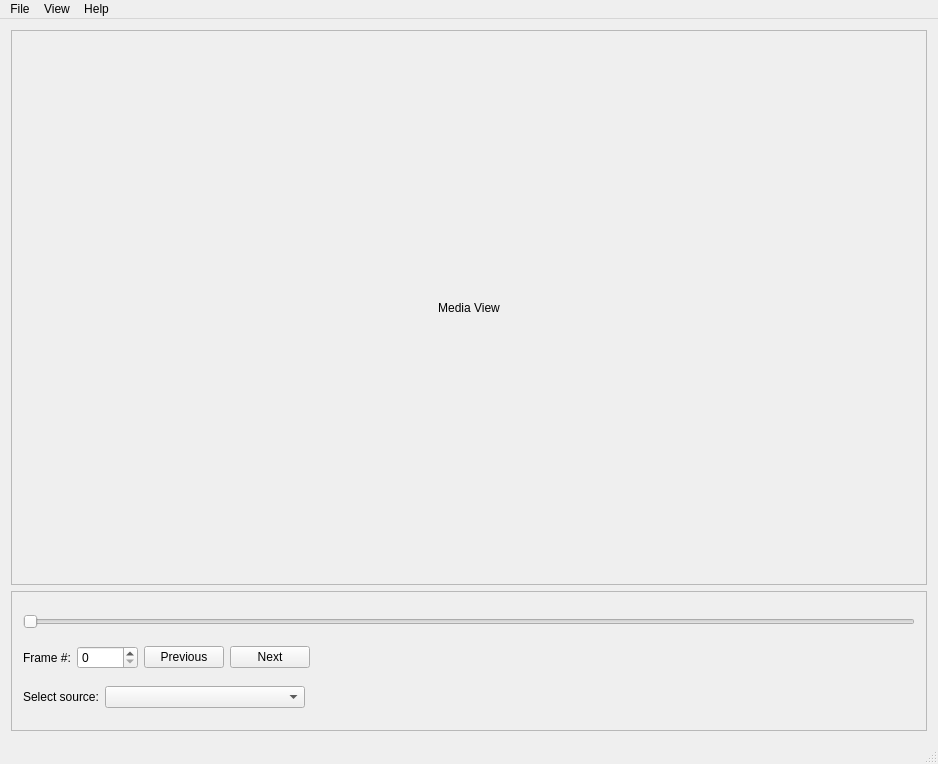
Old version of the form tools/ld-combine/mainwindow.ui in the repository happycube/ld-decode.
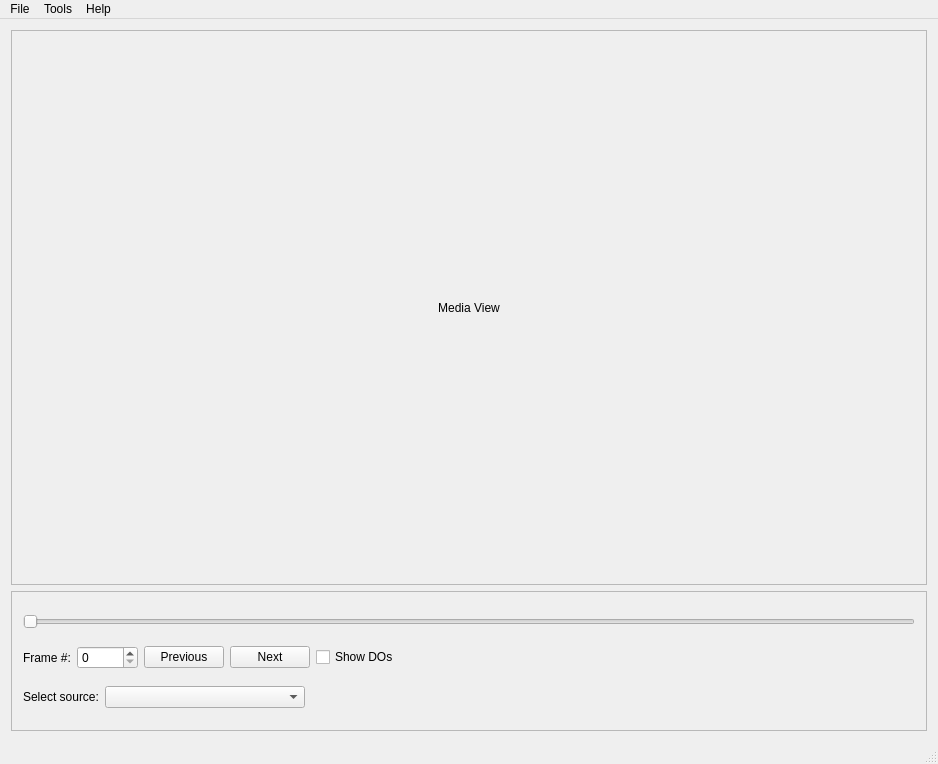
New version of the form. Icons and pictures are not drawn.

Commit message: ld-combine - WIP interim check-in

What changed in the file:
```diff
--- a/tools/ld-combine/mainwindow.ui
+++ b/tools/ld-combine/mainwindow.ui
@@ -110,6 +110,13 @@
            </property>
           </widget>
          </item>
+         <item>
+          <widget class="QCheckBox" name="highlightDoCheckBox">
+           <property name="text">
+            <string>Show DOs</string>
+           </property>
+          </widget>
+         </item>
          <item>
           <spacer name="horizontalSpacer">
            <property name="orientation">
@@ -191,14 +198,14 @@
     </property>
     <addaction name="actionAbout_ld_combine"/>
    </widget>
-   <widget class="QMenu" name="menuView">
+   <widget class="QMenu" name="menuTools">
     <property name="title">
-     <string>View</string>
+     <string>Tools</string>
     </property>
     <addaction name="actionSource_report"/>
    </widget>
    <addaction name="menuFile"/>
-   <addaction name="menuView"/>
+   <addaction name="menuTools"/>
    <addaction name="menuHelp"/>
   </widget>
   <widget class="QStatusBar" name="statusBar"/>
```
Left out of the diff: 7 changed lines with no effect on the pictures. The commit also changes 10 other files.
